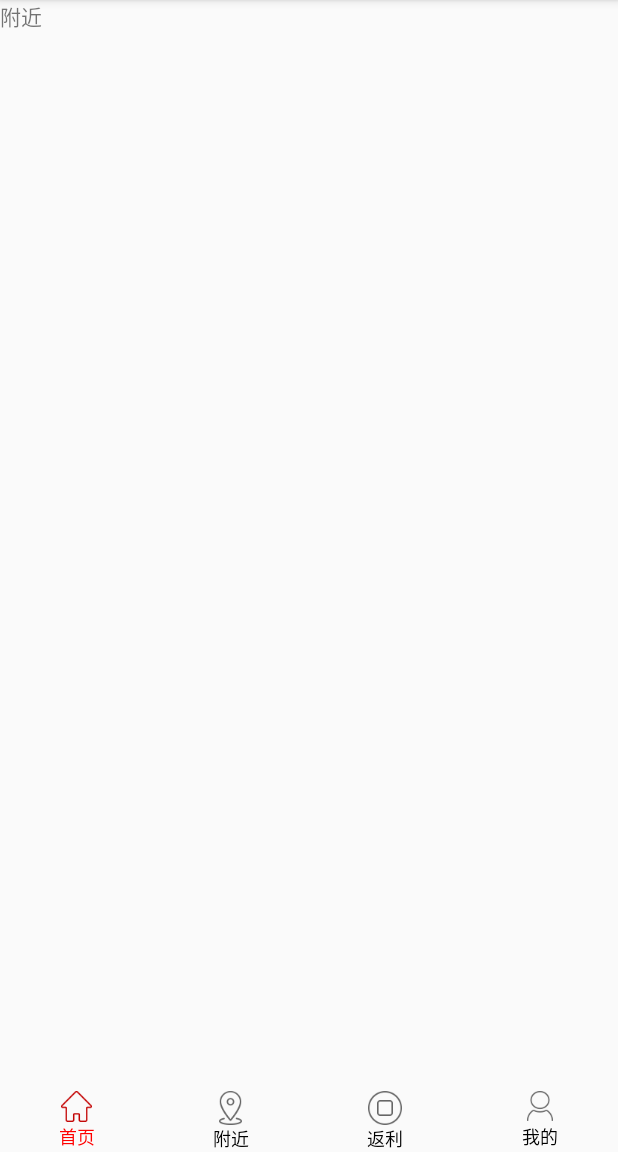
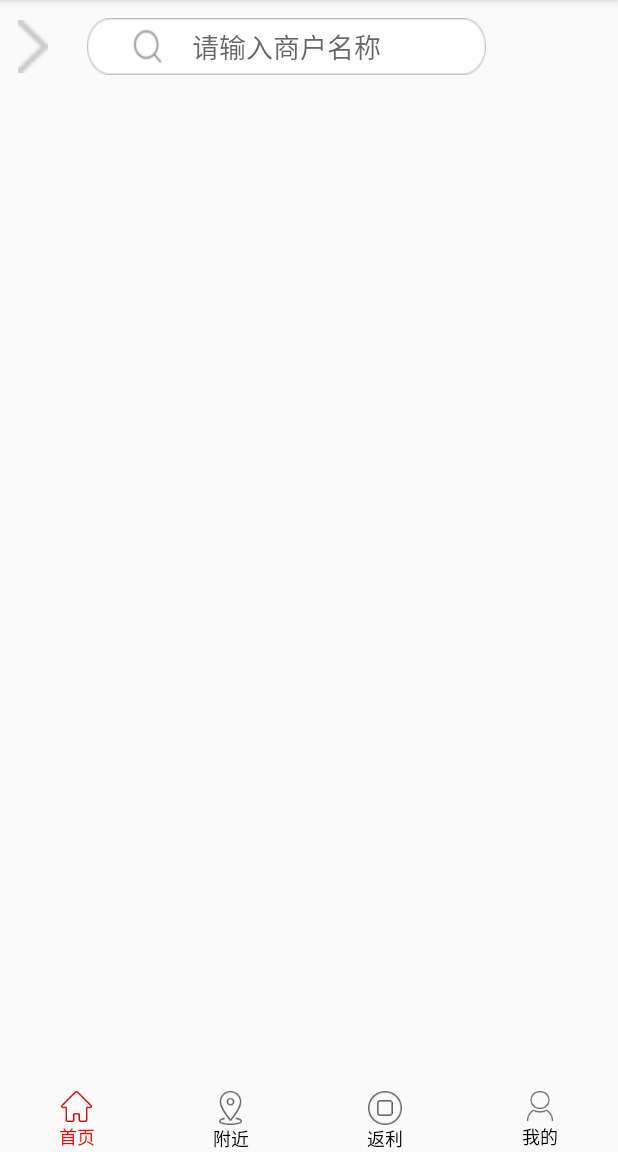
Before and after one commit to Guodong1001/Xiaodao, an Android app: the fragment FujinFragment placed in its activity, on a phone screen of 412 x 824 dp, the part 84-1236 px from its top. Run offline under Robolectric (Android 15) with nearby library versions, the phone set to English and light mode, and no system bars.

Commit message:
//liuxiaoqian //fujin

```diff
--- a/app/build.gradle
+++ b/app/build.gradle
@@ -28,4 +28,5 @@ dependencies {
     compile 'com.android.support.constraint:constraint-layout:1.0.2'
     compile 'com.android.support:support-v4:25.3.1'
     testCompile 'junit:junit:4.12'
+    compile 'com.android.support:design:25.3.1'
 }
--- a/app/src/main/java/com/bwie/xiaodao/view/view/fragment/FujinFragment.java
+++ b/app/src/main/java/com/bwie/xiaodao/view/view/fragment/FujinFragment.java
@@ -14,12 +14,6 @@ import com.bwie.xiaodao.R;
  */
 public class FujinFragment extends Fragment {
 
-
-    public FujinFragment() {
-        // Required empty public constructor
-    }
-
-
     @Override
     public View onCreateView(LayoutInflater inflater, ViewGroup container,
                              Bundle savedInstanceState) {
--- a/app/src/main/res/layout/fragment_fujin.xml
+++ b/app/src/main/res/layout/fragment_fujin.xml
@@ -1,13 +1,42 @@
-<FrameLayout xmlns:android="http://schemas.android.com/apk/res/android"
-             xmlns:tools="http://schemas.android.com/tools"
-             android:layout_width="match_parent"
-             android:layout_height="match_parent"
-             tools:context=".view.view.fragment.FujinFragment">
+<LinearLayout xmlns:android="http://schemas.android.com/apk/res/android"
+    xmlns:tools="http://schemas.android.com/tools"
+    android:layout_width="match_parent"
+    android:layout_height="match_parent"
+    android:orientation="vertical"
+    tools:context=".view.view.fragment.FujinFragment">
 
-    <!-- TODO: Update blank fragment layout -->
-    <TextView
+    <LinearLayout
         android:layout_width="match_parent"
-        android:layout_height="match_parent"
-        android:text="附近"/>
+        android:layout_height="wrap_content"
+        android:orientation="horizontal"
+        android:layout_marginTop="12dp"
+        android:layout_marginBottom="12dp"
+        >
+        <ImageView
+            android:id="@+id/fujin_fanhui"
+            android:layout_width="20dp"
+            android:layout_height="38dp"
+            android:layout_marginLeft="12dp"
+            android:src="@drawable/gengduo"
+            android:layout_marginRight="26dp"
+            />
+        <EditText
+            android:layout_width="match_parent"
+            android:layout_height="38dp"
+            android:background="@drawable/sousuo"
+            android:hint="请输入商户名称"
+            android:gravity="center"
+            android:layout_marginRight="88dp"
+            />
+    </LinearLayout>
+   <android.support.design.widget.TabLayout
+    android:id="@+id/table"
+    android:layout_width="match_parent"
+    android:layout_height="wrap_content"
+    ></android.support.design.widget.TabLayout>
+    <android.support.v4.view.ViewPager
+        android:id="@+id/vp"
+        android:layout_width="match_parent"
+        android:layout_height="match_parent"></android.support.v4.view.ViewPager>
 
-</FrameLayout>
+</LinearLayout>
```
Also changed, not shown: app/src/main/res/drawable/gengduo.png (added), app/src/main/res/drawable/sousuo.png (added).
